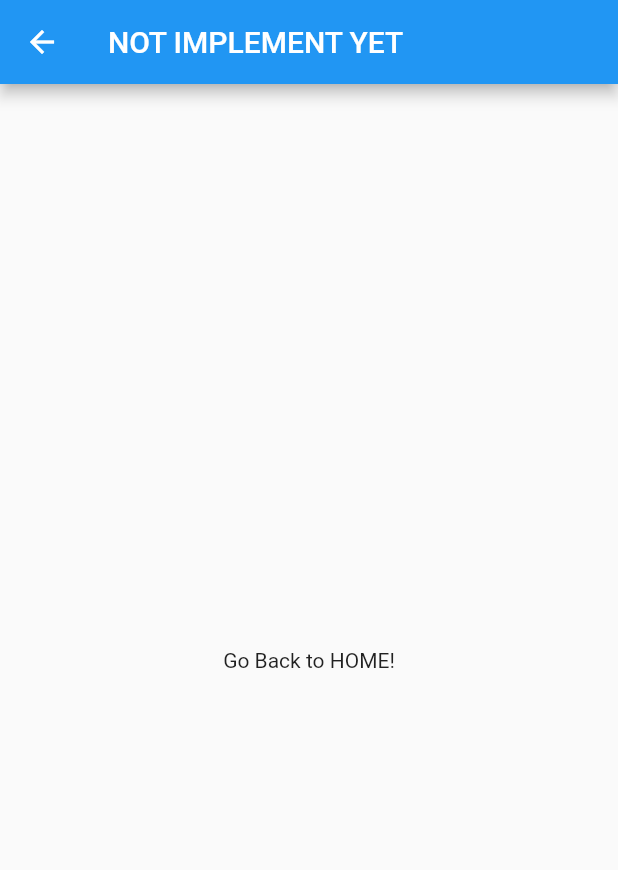
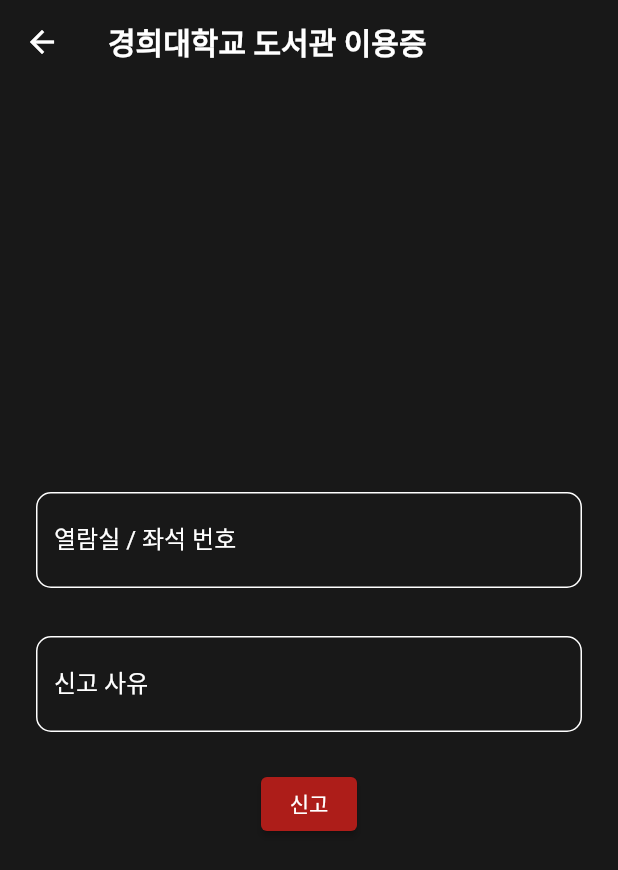
Before and after one commit to JEILDLWLRMA/KHU_LIBRARY_APP, a Flutter app: the screen it shows after launch, after a tap on "관리자 신고", on a phone screen of 412 x 824 dp. Shown: the top 870 px of the screen. Run offline on Flutter 3.47's test engine with Material 2 defaults, Android fonts, the phone set to English and light mode, and no system bars.

Commit message:
Feat : Report 기능 구현

```diff
--- a/lib/main.dart
+++ b/lib/main.dart
@@ -7,6 +7,7 @@
 import 'package:khu_library/screens/certification.dart';
 import 'package:url_launcher/url_launcher.dart';
 import 'package:khu_library/screens/myseat.dart';
+import 'package:khu_library/screens/report.dart';
 
 void main() {
   runApp(
@@ -200,7 +201,7 @@
                   Navigator.push(
                     context,
                     MaterialPageRoute(
-                      builder: (context) => const Notimplement(),
+                      builder: (context) => const Report(),
                     ),
                   );
                 },
--- /dev/null
+++ b/lib/screens/report.dart
@@ -0,0 +1,152 @@
+import 'package:flutter/material.dart';
+import 'package:http/http.dart' as http;
+
+void main() {
+  runApp(const MaterialApp(
+    home: Report(),
+  ));
+}
+
+class Report extends StatefulWidget {
+  const Report({super.key});
+
+  @override
+  _ReportState createState() => _ReportState();
+}
+
+class _ReportState extends State<Report> {
+  final TextEditingController seatNumberController = TextEditingController();
+  final TextEditingController reasonController = TextEditingController();
+
+  Future<void> _sendReport() async {
+    final String seatNumber = seatNumberController.text;
+    final String reason = reasonController.text;
+
+    print('Seat Number: $seatNumber');
+    print('Reason: $reason');
+
+    if (seatNumber.isNotEmpty && reason.isNotEmpty) {
+      final response = await http.post(
+        Uri.parse('https://example.com/api/report'),
+        body: {'seat_number': seatNumber, 'reason': reason},
+      );
+
+      if (response.statusCode == 200) {
+        // Show success alert
+        _showAlert('신고가 성공적으로 전송되었습니다.');
+      } else {
+        // Show error alert with the status code
+        _showAlert('신고 전송 실패: ${response.statusCode}');
+      }
+    } else {
+      // Show error alert for empty fields
+      _showAlert('좌석 번호와 신고 사유를 모두 입력해주세요.');
+    }
+  }
+
+  void _showAlert(String message) {
+    showDialog(
+      context: context,
+      builder: (BuildContext context) {
+        return AlertDialog(
+          title: const Text('알림'),
+          content: Text(message),
+          actions: [
+            TextButton(
+              onPressed: () {
+                Navigator.of(context).pop();
+                Navigator.of(context).pop();
+              },
+              child: const Text('확인'),
+            ),
+          ],
+        );
+      },
+    );
+  }
+
+  @override
+  Widget build(BuildContext context) {
+    return Scaffold(
+      appBar: AppBar(
+        title: const Text(
+          '경희대학교 도서관 이용증',
+          style: TextStyle(
+            fontWeight: FontWeight.w600,
+          ),
+        ),
+        backgroundColor: const Color(0xFF181818),
+        shadowColor: const Color(0xFF181818).withOpacity(0),
+      ),
+      body: Padding(
+        padding: const EdgeInsets.all(16.0),
+        child: Column(
+          mainAxisAlignment: MainAxisAlignment.center,
+          children: [
+            Padding(
+              padding: const EdgeInsets.all(8.0),
+              child: TextField(
+                controller: seatNumberController,
+                style:
+                    const TextStyle(color: Colors.white), // Set text color here
+                decoration: const InputDecoration(
+                  labelText: '열람실 / 좌석 번호',
+                  hintText: '신고할 열람실 및 좌석 번호를 입력하세요',
+                  labelStyle: TextStyle(color: Colors.white),
+                  hintStyle: TextStyle(color: Colors.white),
+                  focusedBorder: OutlineInputBorder(
+                    borderRadius: BorderRadius.all(Radius.circular(10.0)),
+                    borderSide: BorderSide(width: 1, color: Colors.white),
+                  ),
+                  enabledBorder: OutlineInputBorder(
+                    borderRadius: BorderRadius.all(Radius.circular(10.0)),
+                    borderSide: BorderSide(width: 1, color: Colors.white),
+                  ),
+                  border: OutlineInputBorder(
+                    borderRadius: BorderRadius.all(Radius.circular(10.0)),
+                  ),
+                ),
+                keyboardType: TextInputType.number,
+              ),
+            ),
+            const SizedBox(height: 16.0),
+            Padding(
+              padding: const EdgeInsets.all(8.0),
+              child: TextField(
+                controller: reasonController,
+                style:
+                    const TextStyle(color: Colors.white), // Set text color here
+                decoration: const InputDecoration(
+                  labelText: '신고 사유',
+                  hintText: '신고 사유를 적어주세요',
+                  hintStyle: TextStyle(color: Colors.white),
+                  labelStyle: TextStyle(color: Colors.white),
+                  focusedBorder: OutlineInputBorder(
+                    borderRadius: BorderRadius.all(Radius.circular(10.0)),
+                    borderSide: BorderSide(width: 1, color: Colors.white),
+                  ),
+                  enabledBorder: OutlineInputBorder(
+                    borderRadius: BorderRadius.all(Radius.circular(10.0)),
+                    borderSide: BorderSide(width: 1, color: Colors.white),
+                  ),
+                  border: OutlineInputBorder(
+                    borderRadius: BorderRadius.all(Radius.circular(10.0)),
+                  ),
+                ),
+                keyboardType: TextInputType.text,
+              ),
+            ),
+            const SizedBox(height: 16.0),
+            ElevatedButton(
+              onPressed: _sendReport,
+              style: ElevatedButton.styleFrom(
+                  backgroundColor: const Color.fromRGBO(173, 29, 25, 1)),
+              child: const Text('신고'),
+            ),
+          ],
+        ),
+      ),
+      backgroundColor: const Color(0xFF181818),
+    );
+  }
+}
--- a/lib/screens/reservation.dart
+++ b/lib/screens/reservation.dart
@@ -1,6 +1,6 @@
 import 'package:flutter/material.dart';
-import 'package:khu_library/screens/notimpl.dart';
 import 'package:khu_library/widgets/roombutton.dart';
+import 'package:khu_library/screens/openroom.dart';
 
 class Reservation extends StatelessWidget {
   const Reservation({super.key});
@@ -51,7 +51,11 @@
             onTapCallback: () {
               Navigator.push(
                 context,
-                MaterialPageRoute(builder: (context) => const Notimplement()),
+                MaterialPageRoute(
+                  builder: (context) => const Room(
+                    title: '제 1 열람실',
+                  ),
+                ),
               );
             },
           ),
@@ -67,7 +71,9 @@
             onTapCallback: () {
               Navigator.push(
                 context,
-                MaterialPageRoute(builder: (context) => const Notimplement()),
+                MaterialPageRoute(
+                  builder: (context) => const Room(title: '제 2 열람실'),
+                ),
               );
             },
           ),
@@ -83,7 +89,9 @@
             onTapCallback: () {
               Navigator.push(
                 context,
-                MaterialPageRoute(builder: (context) => const Notimplement()),
+                MaterialPageRoute(
+                  builder: (context) => const Room(title: '제 3 열람실'),
+                ),
               );
             },
           ),
--- a/pubspec.yaml
+++ b/pubspec.yaml
@@ -30,7 +30,7 @@
 dependencies:
   flutter:
     sdk: flutter
-
+  http: ^0.13.3
 
   # The following adds the Cupertino Icons font to your application.
   # Use with the CupertinoIcons class for iOS style icons.
```
Also changed, not shown: lib/screens/openroom.dart (added, +82 -0 lines), pubspec.lock.
